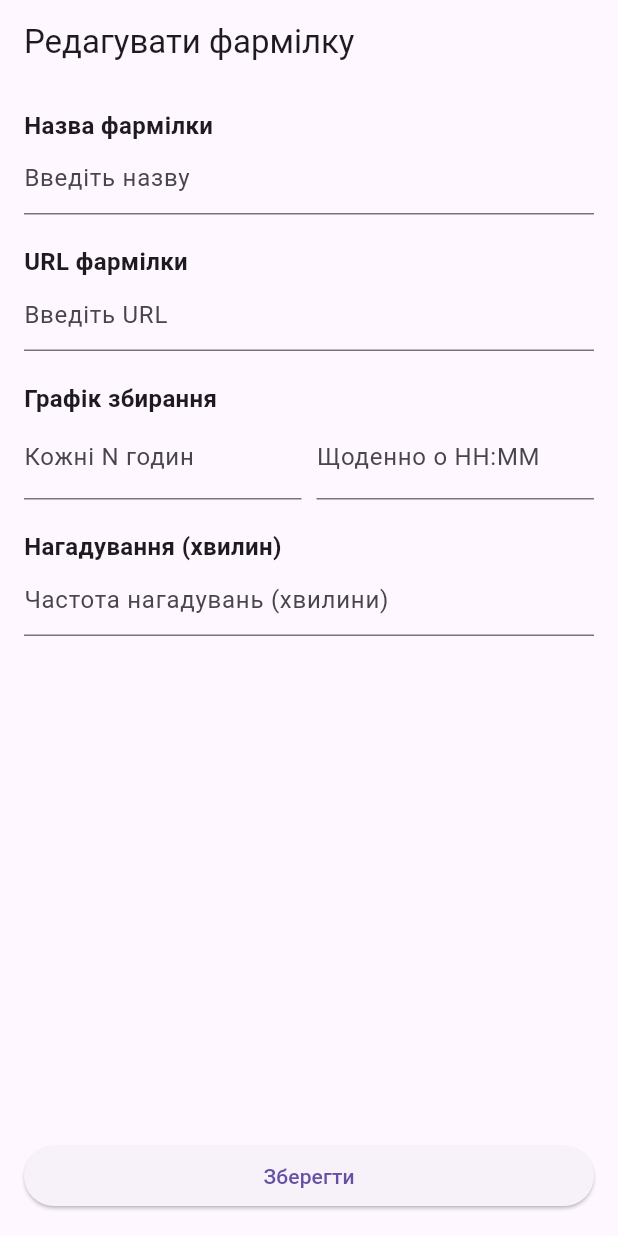
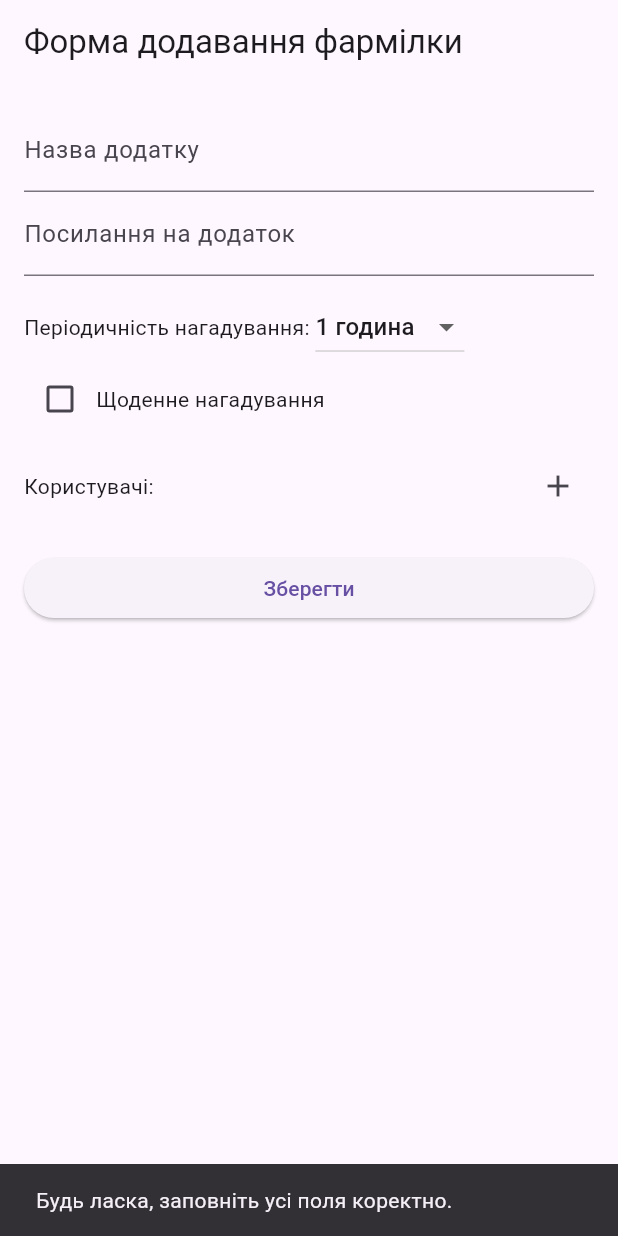
Before and after one commit to Bagdunn/telegram_todo_bot, a Flutter app: the screen it shows after launch, after a tap on "Зберегти", on a phone screen of 412 x 824 dp. Run offline on Flutter 3.47's test engine with Material 3 defaults, Android fonts, the phone set to English and light mode, and no system bars; our stand-ins replace cloud_firestore, firebase_core, flutter_dotenv; missing offline and left inert: televerse; accounts and stored records are empty.

Commit message:
page for app

```diff
--- a/lib/main.dart
+++ b/lib/main.dart
@@ -2,14 +2,25 @@
 //import 'package:televerse/televerse.dart';
 import 'package:flutter/material.dart';
 import 'pages/farm_form_page.dart';
-import 'bot/bot_service.dart';
+import 'package:firebase_core/firebase_core.dart';
+import 'package:cloud_firestore/cloud_firestore.dart';
 
-void main() {
+void main() async {
   // Створення нового бота за допомогою токену
-  //final bot = Bot("7971942023:AAFNuEquBmFZiycNh3-PhMclyIBsfXcEuGA");  // Замініть на свій токен
-
+  //final bot = Bot("");  // Замініть на свій токен
+  WidgetsFlutterBinding.ensureInitialized();
+  await Firebase.initializeApp(
+    options: const FirebaseOptions(
+      apiKey: "AIzaSyDlJ9o2drj1LEx1M1V7Fwa4KMMGcoBnejM",
+      authDomain: "gnomyboty.firebaseapp.com",
+      projectId: "gnomyboty",
+      storageBucket: "gnomyboty.firebasestorage.app",
+      messagingSenderId: "451806234312",
+      appId: "1:451806234312:web:077a3d58aaae78a5b087fd",
+      measurementId: "G-53J42EGQQH"
+    ),
+  ); // Ініціалізація Firebase
   runApp(MyApp());
-
 }
 
 class MyApp extends StatelessWidget {
@@ -20,7 +31,25 @@ class MyApp extends StatelessWidget {
       theme: ThemeData(
         primarySwatch: Colors.blue,
       ),
-      home: FarmFormPage(),  // Відразу відкриваємо форму
+      home: FarmFormPage(),//FarmFormPage(),  // Відразу відкриваємо форму
     );
   }
 }
+
+class TestFirestore extends StatelessWidget {
+  @override
+  Widget build(BuildContext context) {
+    return Scaffold(
+      appBar: AppBar(title: Text('Firestore Test')),
+      body: FutureBuilder(
+        future: FirebaseFirestore.instance.collection('test').add({'name': 'Flutter'}),
+        builder: (context, snapshot) {
+          if (snapshot.connectionState == ConnectionState.done) {
+            return Center(child: Text('Data added to Firestore!'));
+          }
+          return Center(child: CircularProgressIndicator());
+        },
+      ),
+    );
+  }
+}
--- a/lib/pages/farm_form_page.dart
+++ b/lib/pages/farm_form_page.dart
@@ -1,90 +1,230 @@
 import 'package:flutter/material.dart';
+import 'package:cloud_firestore/cloud_firestore.dart';
 
-class FarmFormPage extends StatelessWidget {
-  const FarmFormPage({Key? key}) : super(key: key);
+class FarmFormPage extends StatefulWidget {
+  @override
+  _FarmFormPageState createState() => _FarmFormPageState();
+}
+
+class _FarmFormPageState extends State<FarmFormPage> {
+  // Контролери для текстових полів
+  final TextEditingController _nameController = TextEditingController();
+  final TextEditingController _linkController = TextEditingController();
+
+  // Список для зберігання вибраних користувачів
+  List<String> users = [];
+
+  // Періодичність нагадування (вибір з 1-12 годин)
+  int reminderPeriod = 1;
+
+  // Графік (коли буде виконано)
+  bool isDaily = false;
+  TimeOfDay? reminderTime;
+
+  // Функція для додавання користувача
+  void _addUser() {
+    showDialog(
+      context: context,
+      builder: (context) {
+        final TextEditingController _userController = TextEditingController();
+        return AlertDialog(
+          title: Text('Додати користувача'),
+          content: TextField(
+            controller: _userController,
+            decoration: InputDecoration(labelText: 'Введіть ім\'я користувача'),
+          ),
+          actions: [
+            TextButton(
+              onPressed: () {
+                if (_userController.text.isNotEmpty) {
+                  setState(() {
+                    users.add(_userController.text);
+                  });
+                  Navigator.of(context).pop();
+                }
+              },
+              child: Text('Додати'),
+            ),
+            TextButton(
+              onPressed: () => Navigator.of(context).pop(),
+              child: Text('Скасувати'),
+            ),
+          ],
+        );
+      },
+    );
+  }
+
+  // Функція для видалення користувача
+  void _removeUser(int index) {
+    setState(() {
+      users.removeAt(index);
+    });
+  }
+
+  // Функція для збереження даних у Firestore
+  Future<void> _saveFarm() async {
+    try {
+      final String name = _nameController.text;
+      final String link = _linkController.text;
+
+      // Валідація
+      if (name.isEmpty || link.isEmpty || reminderTime == null) {
+        ScaffoldMessenger.of(context).showSnackBar(
+          SnackBar(content: Text("Будь ласка, заповніть усі поля коректно.")),
+        );
+        return;
+      }
+
+      // Збереження в Firestore
+      await FirebaseFirestore.instance.collection('farms').add({
+        'name': name,
+        'link': link,
+        'reminderPeriod': reminderPeriod,
+        'isDaily': isDaily,
+        'reminderTime': reminderTime?.format(context),
+        'users': users,
+        'created_at': FieldValue.serverTimestamp(),
+      });
+
+      // Очищення форми
+      _nameController.clear();
+      _linkController.clear();
+      setState(() {
+        users.clear();
+        reminderPeriod = 1;
+        isDaily = false;
+        reminderTime = null;
+      });
+
+      ScaffoldMessenger.of(context).showSnackBar(
+        SnackBar(content: Text("Дані успішно збережено!")),
+      );
+    } catch (e) {
+      ScaffoldMessenger.of(context).showSnackBar(
+        SnackBar(content: Text("Сталася помилка: $e")),
+      );
+    }
+  }
+
+  // Функція для вибору часу нагадування
+  Future<void> _selectTime(BuildContext context) async {
+    final TimeOfDay? selectedTime = await showTimePicker(
+      context: context,
+      initialTime: TimeOfDay.now(),
+    );
+    if (selectedTime != null) {
+      setState(() {
+        reminderTime = selectedTime;
+      });
+    }
+  }
 
   @override
   Widget build(BuildContext context) {
     return Scaffold(
       appBar: AppBar(
-        title: const Text('Редагувати фармілку'),
+        title: Text("Форма додавання фармілки"),
       ),
       body: Padding(
         padding: const EdgeInsets.all(16.0),
-        child: Form(
-          child: Column(
-            crossAxisAlignment: CrossAxisAlignment.start,
+        child: ListView(
           children: [
-              const Text(
-                'Назва фармілки',
-                style: TextStyle(fontSize: 16, fontWeight: FontWeight.bold),
+            TextField(
+              controller: _nameController,
+              decoration: InputDecoration(labelText: "Назва додатку"),
             ),
-              TextFormField(
-                decoration: const InputDecoration(
-                  hintText: 'Введіть назву',
+            TextField(
+              controller: _linkController,
+              decoration: InputDecoration(labelText: "Посилання на додаток"),
             ),
-              ),
-              const SizedBox(height: 20),
-              const Text(
-                'URL фармілки',
-                style: TextStyle(fontSize: 16, fontWeight: FontWeight.bold),
-              ),
-              TextFormField(
-                decoration: const InputDecoration(
-                  hintText: 'Введіть URL',
-                ),
-              ),
-              const SizedBox(height: 20),
-              const Text(
-                'Графік збирання',
-                style: TextStyle(fontSize: 16, fontWeight: FontWeight.bold),
-              ),
+            SizedBox(height: 10),
             Row(
               children: [
-                  Flexible(
-                    child: TextFormField(
-                      decoration: const InputDecoration(
-                        labelText: 'Кожні N годин',
+                Text("Періодичність нагадування: "),
+                DropdownButton<int>(
+                  value: reminderPeriod,
+                  onChanged: (int? newValue) {
+                    setState(() {
+                      reminderPeriod = newValue!;
+                    });
+                  },
+                  items: List.generate(
+                    12,
+                        (index) => DropdownMenuItem(
+                      value: index + 1,
+                      child: Text("${index + 1} година"),
                     ),
-                      keyboardType: TextInputType.number,
-                    ),
-                  ),
-                  const SizedBox(width: 10),
-                  Flexible(
-                    child: TextFormField(
-                      decoration: const InputDecoration(
-                        labelText: 'Щоденно о HH:MM',
-                      ),
-                      keyboardType: TextInputType.datetime,
                   ),
                 ),
               ],
             ),
-              const SizedBox(height: 20),
-              const Text(
-                'Нагадування (хвилин)',
-                style: TextStyle(fontSize: 16, fontWeight: FontWeight.bold),
+            Row(
+              children: [
+                Checkbox(
+                  value: isDaily,
+                  onChanged: (bool? value) {
+                    setState(() {
+                      isDaily = value!;
+                    });
+                  },
                 ),
-              TextFormField(
-                decoration: const InputDecoration(
-                  hintText: 'Частота нагадувань (хвилини)',
+                Text("Щоденне нагадування"),
+              ],
             ),
-                keyboardType: TextInputType.number,
+            if (isDaily) ...[
+              ListTile(
+                title: Text(
+                  reminderTime == null
+                      ? "Не обрано час"
+                      : "Час нагадування: ${reminderTime?.format(context)}",
                 ),
-              const Spacer(),
-              SizedBox(
-                width: double.infinity,
-                child: ElevatedButton(
-                  onPressed: () {
-                    // TODO: Реалізувати логіку збереження
+                trailing: IconButton(
+                  icon: Icon(Icons.access_time),
+                  onPressed: () => _selectTime(context),
+                ),
+              ),
+            ],
+            SizedBox(height: 10),
+            Row(
+              mainAxisAlignment: MainAxisAlignment.spaceBetween,
+              children: [
+                Text("Користувачі:"),
+                IconButton(
+                  icon: Icon(Icons.add),
+                  onPressed: _addUser,
+                ),
+              ],
+            ),
+            ListView.builder(
+              shrinkWrap: true,
+              itemCount: users.length,
+              itemBuilder: (context, index) {
+                return ListTile(
+                  title: Text(users[index]),
+                  trailing: IconButton(
+                    icon: Icon(Icons.delete),
+                    onPressed: () => _removeUser(index),
+                  ),
+                );
               },
-                  child: const Text('Зберегти'),
             ),
+            SizedBox(height: 20),
+            ElevatedButton(
+              onPressed: _saveFarm,
+              child: Text("Зберегти"),
             ),
           ],
         ),
       ),
-      ),
     );
   }
+
+  @override
+  void dispose() {
+    // Звільнення контролерів
+    _nameController.dispose();
+    _linkController.dispose();
+    super.dispose();
   }
+}
--- a/pubspec.yaml
+++ b/pubspec.yaml
@@ -13,6 +13,7 @@ dependencies:
     sdk: flutter
   firebase_core: 3.9.0
   firebase_database: 11.2.0
+  cloud_firestore: 5.6.0
   televerse: ^2.1.1
   flutter_dotenv: ^5.0.2
 
```
Also changed, not shown: pubspec.lock, 6 other files. Lines whose indentation alone changed are shown as unchanged.
